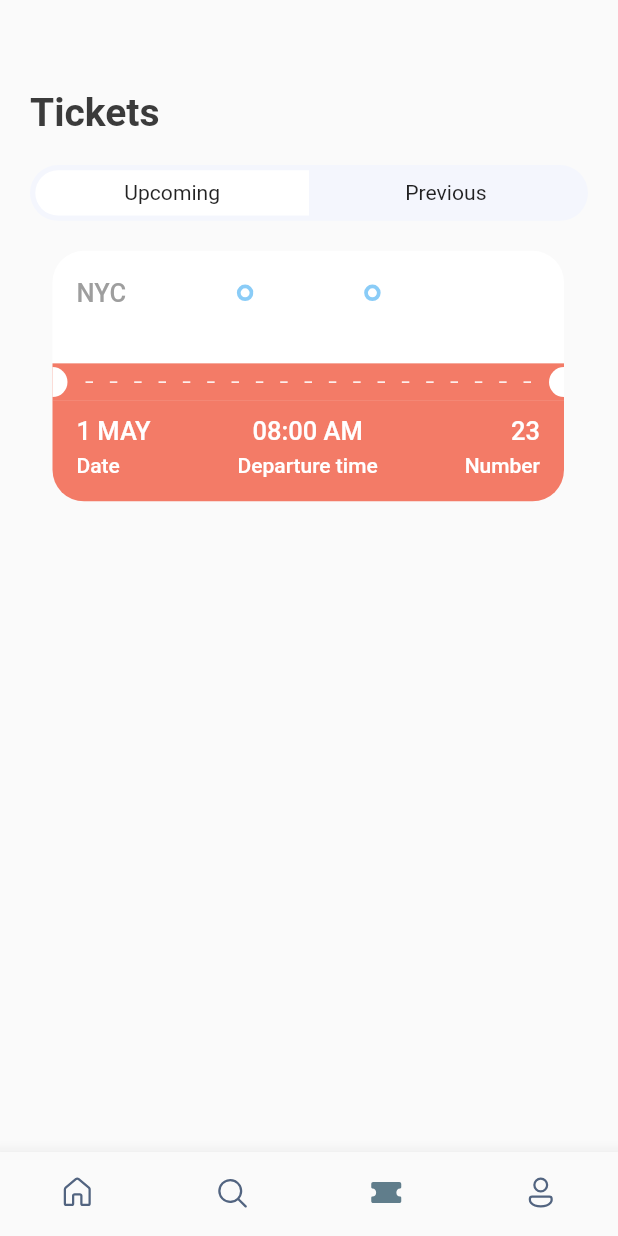
After one commit to JAM5BOCsAdi/booking, a Flutter app: the screen it shows after launch, item 3 of the bottom bar chosen, on a phone screen of 412 x 824 dp. The commit adds this screen. Run offline on Flutter 3.47's test engine with Material 2 defaults, Android fonts, the phone set to English and light mode, and no system bars; our stand-ins replace fluentui_icons, gap, get.

Commit message:
4:44:30 { Small changes | TicketScreen | TicketTabsWidget | TicketView --> "isNull" method }

```diff
--- a/lib/screens/bottom_bar.dart
+++ b/lib/screens/bottom_bar.dart
@@ -1,5 +1,6 @@
 import 'package:booking/screens/home_screen.dart';
 import 'package:booking/screens/search_screen.dart';
+import 'package:booking/screens/ticket_screen.dart';
 import 'package:fluentui_icons/fluentui_icons.dart';
 import 'package:flutter/material.dart';
 
@@ -17,7 +18,8 @@ class _BottomBarState extends State<BottomBar> {
     // const Text("Home"),
     const SearchScreen(),
     // const Text("Search"),
-    const Text("Tickets"),
+    const TicketScreen(),
+    // const Text("Tickets"),
     const Text("Profile"),
   ];
 
--- a/lib/screens/search_screen.dart
+++ b/lib/screens/search_screen.dart
@@ -2,6 +2,7 @@ import 'package:booking/utils/app_layout.dart';
 import 'package:booking/utils/app_styles.dart';
 import 'package:booking/widgets/double_text_widget.dart';
 import 'package:booking/widgets/icon_text_widget.dart';
+import 'package:booking/widgets/ticket_tabs_widget.dart';
 import 'package:flutter/material.dart';
 import 'package:gap/gap.dart';
 
@@ -22,45 +23,7 @@ class SearchScreen extends StatelessWidget {
             style: Styles.headLineStyle1.copyWith(fontSize: AppLayout.getHeight(35.0)),
           ),
           Gap(AppLayout.getHeight(20.0)),
-          FittedBox(
-            child: Container(
-              padding: const EdgeInsets.all(3.5),
-              decoration: BoxDecoration(
-                borderRadius: BorderRadius.circular(
-                  AppLayout.getHeight(50.0),
-                ),
-                color: const Color(0xFFF4F6FD),
-              ),
-              child: Row(
-                children: [
-                  // Airline tickets
-                  Container(
-                    width: size.width * 0.44,
-                    padding: EdgeInsets.symmetric(vertical: AppLayout.getHeight(7.0)),
-                    decoration: BoxDecoration(
-                      borderRadius: BorderRadius.horizontal(left: Radius.circular(AppLayout.getHeight(50.0))),
-                      color: Colors.white,
-                    ),
-                    child: const Center(
-                      child: Text("Airline tickets"),
-                    ),
-                  ),
-                  // Hotels
-                  Container(
-                    width: size.width * 0.44,
-                    padding: EdgeInsets.symmetric(vertical: AppLayout.getHeight(7.0)),
-                    decoration: BoxDecoration(
-                      borderRadius: BorderRadius.horizontal(right: Radius.circular(AppLayout.getHeight(50.0))),
-                      color: Colors.transparent,
-                    ),
-                    child: const Center(
-                      child: Text("Hotels"),
-                    ),
-                  ),
-                ],
-              ),
-            ),
-          ),
+          const AppTicketTabs(firstTab: "Airline Tickets", secondTab: "Hotels"),
           Gap(AppLayout.getHeight(25.0)),
           const AppIconText(icon: Icons.flight_takeoff_rounded, text: "Departure"),
           Gap(AppLayout.getHeight(20.0)),
--- /dev/null
+++ b/lib/screens/ticket_screen.dart
@@ -0,0 +1,39 @@
+import 'package:booking/utils/app_info_list.dart';
+import 'package:booking/utils/app_layout.dart';
+import 'package:booking/utils/app_styles.dart';
+import 'package:booking/views/ticket_view.dart';
+import 'package:booking/widgets/ticket_tabs_widget.dart';
+import 'package:flutter/material.dart';
+import 'package:gap/gap.dart';
+
+class TicketScreen extends StatelessWidget {
+  const TicketScreen({Key? key}) : super(key: key);
+
+  @override
+  Widget build(BuildContext context) {
+    final size = AppLayout.getSize(context);
+    return Scaffold(
+      body: Stack(
+        children: [
+          ListView(
+            padding: EdgeInsets.symmetric(horizontal: AppLayout.getWidth(20.0), vertical: AppLayout.getHeight(20.0)),
+            children: [
+              Gap(AppLayout.getHeight(40.0)),
+              Text(
+                "Tickets",
+                style: Styles.headLineStyle1,
+              ),
+              Gap(AppLayout.getHeight(20.0)),
+              const AppTicketTabs(firstTab: "Upcoming", secondTab: "Previous"),
+              Gap(AppLayout.getHeight(20.0)),
+              Container(
+                padding: EdgeInsets.only(left: AppLayout.getHeight(15.0)),
+                child: TicketView(ticket: ticketList[0], isColor: true),
+              ),
+            ],
+          ),
+        ],
+      ),
+    );
+  }
+}
--- a/lib/views/ticket_view.dart
+++ b/lib/views/ticket_view.dart
@@ -6,8 +6,16 @@ import 'package:gap/gap.dart';
 
 class TicketView extends StatelessWidget {
   final Map<String, dynamic> ticket;
+  final bool? isColor;
+  const TicketView({Key? key, required this.ticket, this.isColor}) : super(key: key);
 
-  const TicketView({Key? key, required this.ticket}) : super(key: key);
+  bool? _isNull() {
+    if (isColor == null) {
+      return null;
+    } else {
+      return true;
+    }
+  }
 
   @override
   Widget build(BuildContext context) {
@@ -23,7 +31,7 @@ class TicketView extends StatelessWidget {
             // Showing the blue part if the ticket
             Container(
               decoration: BoxDecoration(
-                color: const Color(0xFF526799),
+                color: isColor == null ? const Color(0xFF526799) : Colors.white,
                 borderRadius: BorderRadius.only(
                   topLeft: Radius.circular(AppLayout.getHeight(21.0)),
                   topRight: Radius.circular(AppLayout.getHeight(21.0)),
@@ -36,12 +44,10 @@ class TicketView extends StatelessWidget {
                     children: [
                       Text(
                         "${ticket['from']['code']}",
-                        style: Styles.headLineStyle3.copyWith(
-                          color: Colors.white,
-                        ),
+                        style: isColor == null ? Styles.headLineStyle3.copyWith(color: Colors.white) : Styles.headLineStyle3,
                       ),
                       Expanded(child: Container()), // const Spacer(),
-                      const ThickContainer(),
+                      ThickContainer(isColor: _isNull()),
                       Expanded(
                         child: Stack(
                           // Widget over lapping
@@ -78,7 +84,7 @@ class TicketView extends StatelessWidget {
                           ],
                         ),
                       ), // const Spacer(),
-                      const ThickContainer(),
+                      ThickContainer(isColor: _isNull()),
                       Expanded(child: Container()), // const Spacer(),
                       Text(
                         "${ticket['to']['code']}",
--- a/lib/widgets/thick_container_widget.dart
+++ b/lib/widgets/thick_container_widget.dart
@@ -1,7 +1,8 @@
 import 'package:flutter/material.dart';
 
 class ThickContainer extends StatelessWidget {
-  const ThickContainer({Key? key}) : super(key: key);
+  final bool? isColor;
+  const ThickContainer({Key? key, this.isColor}) : super(key: key);
 
   @override
   Widget build(BuildContext context) {
@@ -9,7 +10,7 @@ class ThickContainer extends StatelessWidget {
       padding: const EdgeInsets.all(3.0),
       decoration: BoxDecoration(
         borderRadius: BorderRadius.circular(20.0),
-        border: Border.all(width: 2.5, color: Colors.white),
+        border: Border.all(width: 2.5, color: isColor == null ? Colors.white : const Color(0xFF8ACCF7)),
       ),
     );
   }
--- /dev/null
+++ b/lib/widgets/ticket_tabs_widget.dart
@@ -0,0 +1,54 @@
+import 'package:booking/utils/app_layout.dart';
+import 'package:flutter/material.dart';
+
+class AppTicketTabs extends StatelessWidget {
+  final String firstTab;
+  final String secondTab;
+
+  const AppTicketTabs({Key? key, required this.firstTab, required this.secondTab}) : super(key: key);
+
+  @override
+  Widget build(BuildContext context) {
+    final size = AppLayout.getSize(context);
+
+    return FittedBox(
+      child: Container(
+        padding: const EdgeInsets.all(3.5),
+        decoration: BoxDecoration(
+          borderRadius: BorderRadius.circular(
+            AppLayout.getHeight(50.0),
+          ),
+          color: const Color(0xFFF4F6FD),
+        ),
+        child: Row(
+          children: [
+            // Airline tickets
+            Container(
+              width: size.width * 0.44,
+              padding: EdgeInsets.symmetric(vertical: AppLayout.getHeight(7.0)),
+              decoration: BoxDecoration(
+                borderRadius: BorderRadius.horizontal(left: Radius.circular(AppLayout.getHeight(50.0))),
+                color: Colors.white,
+              ),
+              child: Center(
+                child: Text(firstTab),
+              ),
+            ),
+            // Hotels
+            Container(
+              width: size.width * 0.44,
+              padding: EdgeInsets.symmetric(vertical: AppLayout.getHeight(7.0)),
+              decoration: BoxDecoration(
+                borderRadius: BorderRadius.horizontal(right: Radius.circular(AppLayout.getHeight(50.0))),
+                color: Colors.transparent,
+              ),
+              child: Center(
+                child: Text(secondTab),
+              ),
+            ),
+          ],
+        ),
+      ),
+    );
+  }
+}
```
